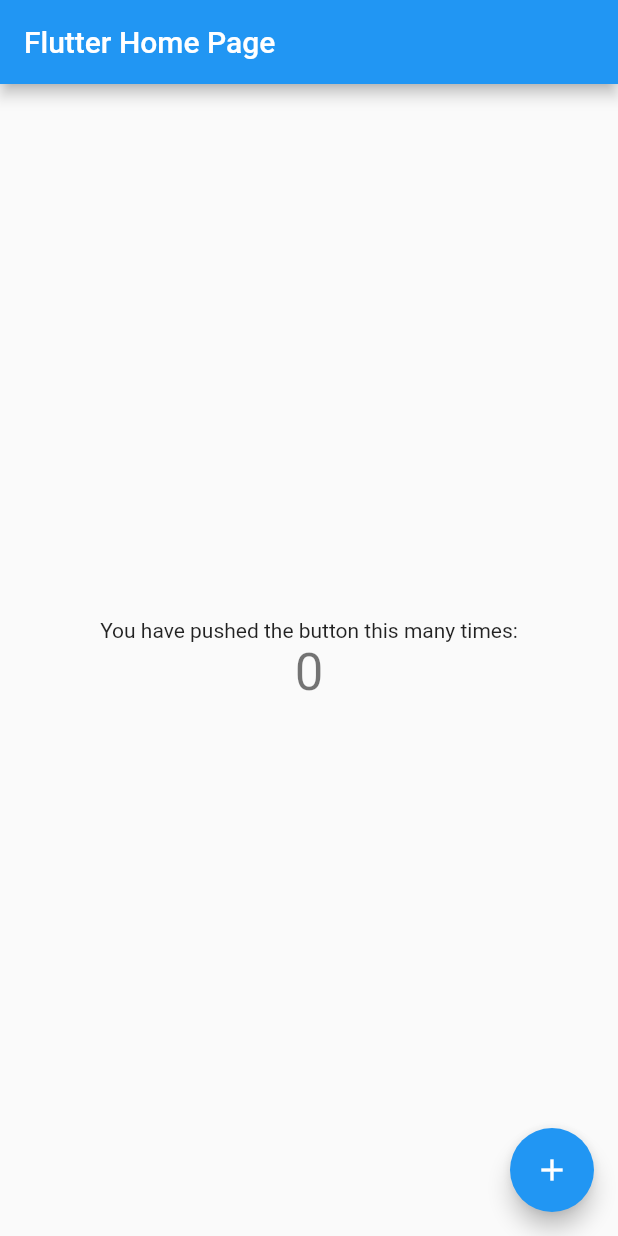
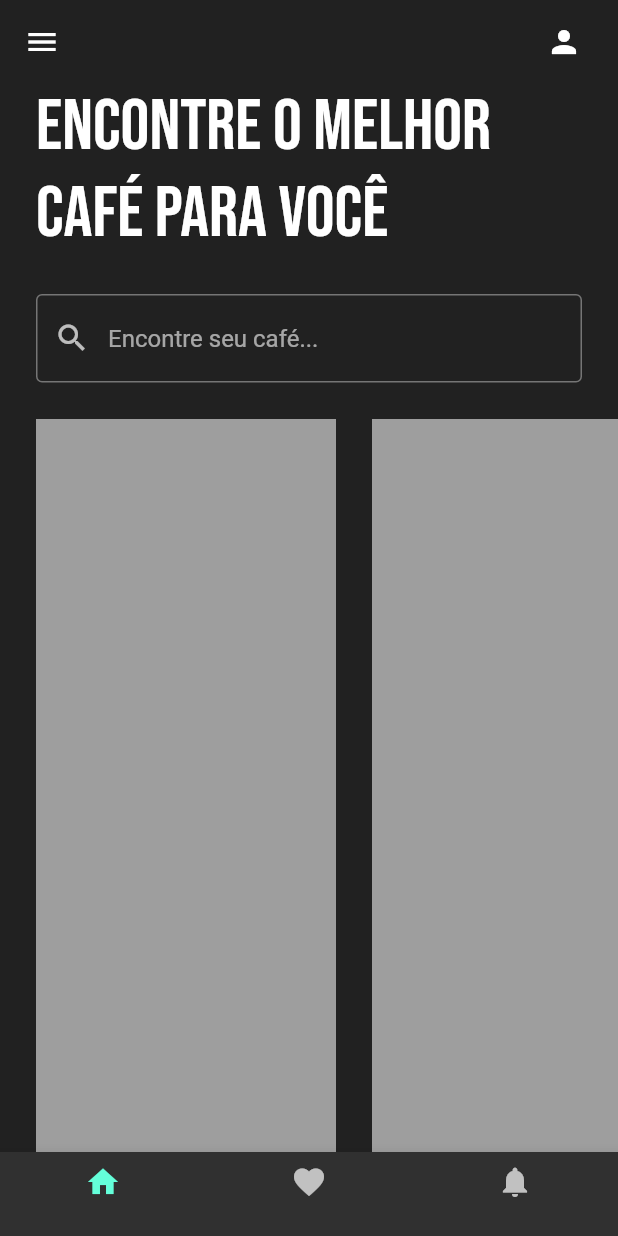
Before and after one commit to StephanieTabosa/coffee-ui-flutter, a Flutter app: the screen it shows after launch, on a phone screen of 412 x 824 dp. Run offline on Flutter 3.47's test engine with Material 2 defaults, Android fonts, the phone set to English and light mode, and no system bars; our stand-ins replace google_fonts.

Commit message:
Criando AppBar Busca e Bottom NavigationBar

```diff
--- a/lib/main.dart
+++ b/lib/main.dart
@@ -1,3 +1,4 @@
+import 'package:coffee_app_ui/pages/home_page.dart';
 import 'package:flutter/material.dart';
 
 void main() {
@@ -7,109 +8,14 @@ void main() {
 class MyApp extends StatelessWidget {
   const MyApp({Key? key}) : super(key: key);
 
-  // This widget is the root of your application.
   @override
   Widget build(BuildContext context) {
     return MaterialApp(
-      title: 'Flutter App',
-      theme: ThemeData(
-        // This is the theme of your application.
-        //
-        // Try running your application with "flutter run". You'll see the
-        // application has a blue toolbar. Then, without quitting the app, try
-        // changing the primarySwatch below to Colors.green and then invoke
-        // "hot reload" (press "r" in the console where you ran "flutter run",
-        // or simply save your changes to "hot reload" in a Flutter IDE).
-        // Notice that the counter didn't reset back to zero; the application
-        // is not restarted.
-        primarySwatch: Colors.blue,
-      ),
-      home: const MyHomePage(title: 'Flutter Home Page'),
+      theme: ThemeData(brightness: Brightness.dark,
+      primarySwatch: Colors.orange) ,
+      debugShowCheckedModeBanner: false,
+      home: HomePage(),
+
     );
   }
 }
-
-class MyHomePage extends StatefulWidget {
-  const MyHomePage({Key? key, required this.title}) : super(key: key);
-
-  // This widget is the home page of your application. It is stateful, meaning
-  // that it has a State object (defined below) that contains fields that affect
-  // how it looks.
-
-  // This class is the configuration for the state. It holds the values (in this
-  // case the title) provided by the parent (in this case the App widget) and
-  // used by the build method of the State. Fields in a Widget subclass are
-  // always marked "final".
-
-  final String title;
-
-  @override
-  State<MyHomePage> createState() => _MyHomePageState();
-}
-
-class _MyHomePageState extends State<MyHomePage> {
-  int _counter = 0;
-
-  void _incrementCounter() {
-    setState(() {
-      // This call to setState tells the Flutter framework that something has
-      // changed in this State, which causes it to rerun the build method below
-      // so that the display can reflect the updated values. If we changed
-      // _counter without calling setState(), then the build method would not be
-      // called again, and so nothing would appear to happen.
-      _counter++;
-    });
-  }
-
-  @override
-  Widget build(BuildContext context) {
-    // This method is rerun every time setState is called, for instance as done
-    // by the _incrementCounter method above.
-    //
-    // The Flutter framework has been optimized to make rerunning build methods
-    // fast, so that you can just rebuild anything that needs updating rather
-    // than having to individually change instances of widgets.
-    return Scaffold(
-      appBar: AppBar(
-        // Here we take the value from the MyHomePage object that was created by
-        // the App.build method, and use it to set our appbar title.
-        title: Text(widget.title),
-      ),
-      body: Center(
-        // Center is a layout widget. It takes a single child and positions it
-        // in the middle of the parent.
-        child: Column(
-          // Column is also a layout widget. It takes a list of children and
-          // arranges them vertically. By default, it sizes itself to fit its
-          // children horizontally, and tries to be as tall as its parent.
-          //
-          // Invoke "debug painting" (press "p" in the console, choose the
-          // "Toggle Debug Paint" action from the Flutter Inspector in Android
-          // Studio, or the "Toggle Debug Paint" command in Visual Studio Code)
-          // to see the wireframe for each widget.
-          //
-          // Column has various properties to control how it sizes itself and
-          // how it positions its children. Here we use mainAxisAlignment to
-          // center the children vertically; the main axis here is the vertical
-          // axis because Columns are vertical (the cross axis would be
-          // horizontal).
-          mainAxisAlignment: MainAxisAlignment.center,
-          children: <Widget>[
-            const Text(
-              'You have pushed the button this many times:',
-            ),
-            Text(
-              '$_counter',
-              style: Theme.of(context).textTheme.headline4,
-            ),
-          ],
-        ),
-      ),
-      floatingActionButton: FloatingActionButton(
-        onPressed: _incrementCounter,
-        tooltip: 'Increment',
-        child: const Icon(Icons.add),
-      ), // This trailing comma makes auto-formatting nicer for build methods.
-    );
-  }
-}
--- /dev/null
+++ b/lib/pages/home_page.dart
@@ -0,0 +1,73 @@
+import 'package:coffee_app_ui/util/coffee_tile.dart';
+import 'package:flutter/material.dart';
+import 'package:google_fonts/google_fonts.dart';
+
+class HomePage extends StatefulWidget {
+  const HomePage({Key? key}) : super(key: key);
+
+  @override
+  State<HomePage> createState() => _HomePageState();
+}
+
+class _HomePageState extends State<HomePage> {
+  @override
+  Widget build(BuildContext context) {
+    return Scaffold(
+        backgroundColor: Colors.grey[900],
+        appBar: AppBar(
+          leading: Icon(Icons.menu),
+          actions: [
+            Padding(
+              padding: const EdgeInsets.only(right: 24.0),
+              child: Icon(Icons.person),
+            )
+          ],
+          elevation: 0,
+          backgroundColor: Colors.transparent,
+        ),
+        bottomNavigationBar: BottomNavigationBar(
+          items: [
+            BottomNavigationBarItem(icon: Icon(Icons.home), label: ''),
+            BottomNavigationBarItem(icon: Icon(Icons.favorite), label: ''),
+            BottomNavigationBarItem(icon: Icon(Icons.notifications), label: ''),
+          ],
+        ),
+        body: Column(
+          children: [
+            Padding(
+              padding: const EdgeInsets.symmetric(horizontal: 24),
+              child: Text('Encontre o melhor café para você',
+                  style: GoogleFonts.bebasNeue(fontSize: 48)),
+            ),
+            SizedBox(
+              height: 24,
+            ),
+            Padding(
+              padding: const EdgeInsets.symmetric(horizontal: 24.0),
+              child: TextField(
+                decoration: InputDecoration(
+                  prefixIcon: Icon(Icons.search),
+                  hintText: 'Encontre seu café...',
+                  focusedBorder: OutlineInputBorder(
+                      borderSide: BorderSide(color: Colors.grey.shade600)),
+                  enabledBorder: OutlineInputBorder(
+                      borderSide: BorderSide(color: Colors.grey.shade600)),
+                ),
+              ),
+            ),
+            SizedBox(
+              height: 24,
+            ),
+            Expanded(
+                child: ListView(
+              scrollDirection: Axis.horizontal,
+              children: [
+                CoffeeTile(),
+                CoffeeTile(),
+                CoffeeTile(),
+              ],
+            ))
+          ],
+        ));
+  }
+}
--- /dev/null
+++ b/lib/util/coffee_tile.dart
@@ -0,0 +1,16 @@
+import 'package:flutter/material.dart';
+
+class CoffeeTile extends StatelessWidget {
+  const CoffeeTile({Key? key}) : super(key: key);
+
+  @override
+  Widget build(BuildContext context) {
+    return Padding(
+      padding: const EdgeInsets.only(left: 24.0),
+      child: Container(
+        width: 200,
+        color: Colors.grey,
+      ),
+    );
+  }
+}
--- a/pubspec.yaml
+++ b/pubspec.yaml
@@ -34,6 +34,7 @@ dependencies:
   # The following adds the Cupertino Icons font to your application.
   # Use with the CupertinoIcons class for iOS style icons.
   cupertino_icons: ^1.0.2
+  google_fonts:
 
 dev_dependencies:
   flutter_test:
@@ -58,8 +59,8 @@ flutter:
   uses-material-design: true
 
   # To add assets to your application, add an assets section, like this:
-  # assets:
-  #   - images/a_dot_burr.jpeg
+  assets:
+    - images/
   #   - images/a_dot_ham.jpeg
 
   # An image asset can refer to one or more resolution-specific "variants", see
```
Also changed, not shown: images/coffee1.jpg (added), images/coffee2.jpg (added), images/coffee3.jpg (added), pubspec.lock, 1 other file.
